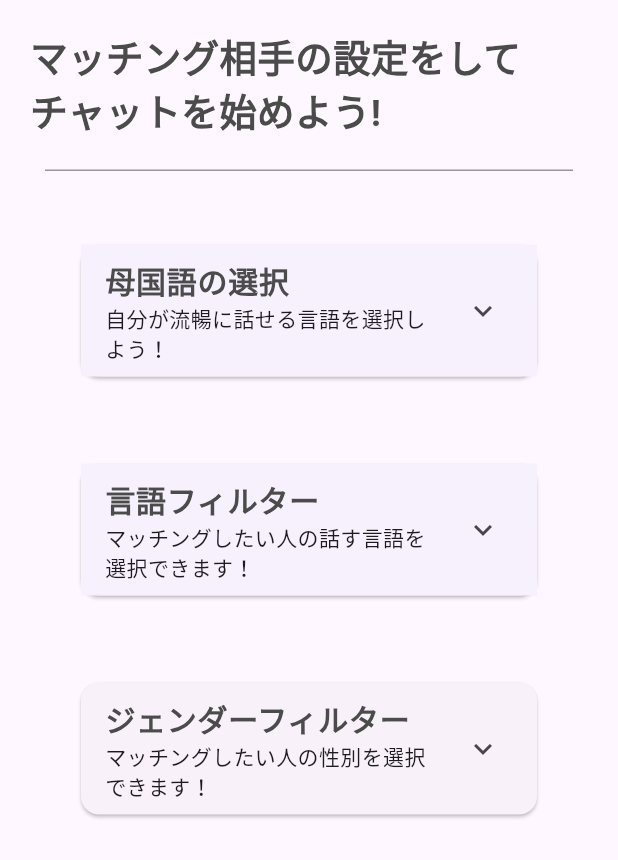
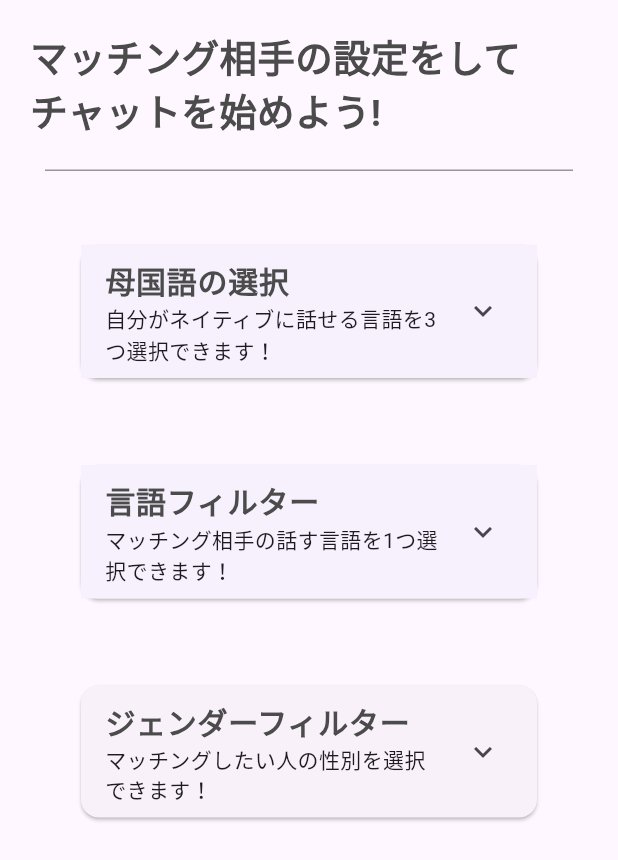
Before and after one commit to supermoz5536/ChatBus, a Flutter app: the SearchPage screen opened directly, on a phone screen of 412 x 824 dp. Shown: the top 860 px of the screen. Run offline on Flutter 3.47's test engine with Material 3 defaults, Android fonts, the phone set to English and light mode, and no system bars; our stand-ins replace cloud_firestore, cloud_functions, device_preview, firebase_core, firebase_storage, flutter_riverpod and 2 more; accounts and stored records are empty; generated files the repository leaves out were written again; network calls fail.

```diff
--- a/lib/page/sub_page/search_page.dart
+++ b/lib/page/sub_page/search_page.dart
@@ -67,7 +67,7 @@ class _SearchPageState extends ConsumerState<SearchPage> {
                       fontSize: 20,
                       color: Color.fromARGB(255, 75, 75, 75),
                       fontWeight: FontWeight.bold)),
-                  subtitle: const Text('自分が流暢に話せる言語を選択しよう！'),
+                  subtitle: const Text('自分がネイティブに話せる言語を3つ選択できます！'),
                   collapsedBackgroundColor:const Color.fromARGB(255, 247, 241, 254),
                   backgroundColor: const Color.fromARGB(255, 247, 241, 254),
                   children: [
@@ -149,7 +149,7 @@ class _SearchPageState extends ConsumerState<SearchPage> {
                       fontSize: 20,
                       color: Color.fromARGB(255, 75, 75, 75),
                       fontWeight: FontWeight.bold)),
-                  subtitle: const Text('マッチングしたい人の話す言語を選択できます！'),
+                  subtitle: const Text('マッチング相手の話す言語を1つ選択できます！'),
                   collapsedBackgroundColor:const Color.fromARGB(255, 247, 241, 254),
                   backgroundColor: const Color.fromARGB(255, 247, 241, 254),
                   children: [
```
Also changed, not shown: lib/firestore/user_firestore.dart (+12 -9 lines), lib/riverpod/notifier/current_gender_notifier.dart (deleted, +0 -50 lines), lib/riverpod/provider/current_gender_provider.dart (deleted, +0 -27 lines).
